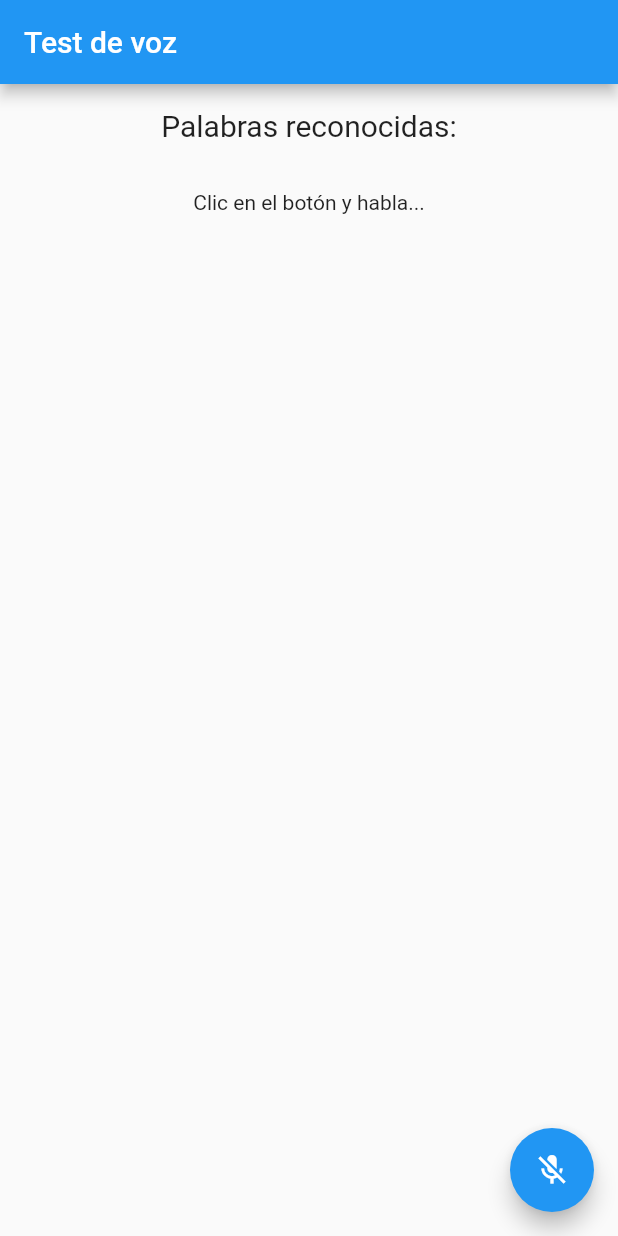
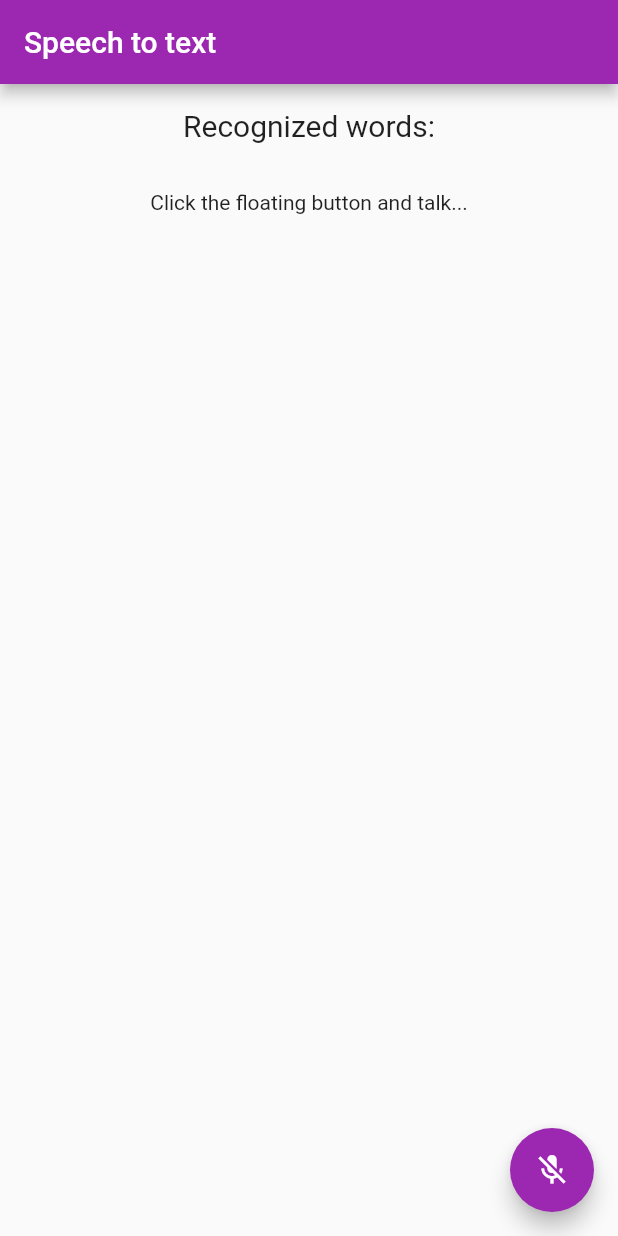
Before and after one commit to JoseGaldamez/speech_to_text_flutter, a Flutter app: the screen it shows after launch, on a phone screen of 412 x 824 dp. Run offline on Flutter 3.47's test engine with Material 2 defaults, Android fonts, the light colour scheme and no system bars; our stand-ins replace speech_to_text.

Commit message:
Modularizing a little

```diff
--- a/lib/main.dart
+++ b/lib/main.dart
@@ -1,6 +1,5 @@
+import 'package:audiototext/pages/homepage.dart';
 import 'package:flutter/material.dart';
-import 'package:speech_to_text/speech_recognition_result.dart';
-import 'package:speech_to_text/speech_to_text.dart';
 
 void main() {
   runApp(const MyApp());
@@ -11,104 +10,13 @@ class MyApp extends StatelessWidget {
 
   @override
   Widget build(BuildContext context) {
-    return const MaterialApp(
-      title: 'Prueba de reconocimiento de voz',
-      home: MyHomePage(),
+    return MaterialApp(
+      debugShowCheckedModeBanner: false,
+      theme: ThemeData(
+        primarySwatch: Colors.purple,
+      ),
+      title: 'Speech to Text',
+      home: const MyHomePage(),
     );
   }
 }
-
-class MyHomePage extends StatefulWidget {
-  const MyHomePage({Key? key}) : super(key: key);
-
-  @override
-  _MyHomePageState createState() => _MyHomePageState();
-}
-
-class _MyHomePageState extends State<MyHomePage> {
-  final SpeechToText _speechToText = SpeechToText();
-  bool _speechEnabled = false;
-  String _lastWords = '';
-
-  @override
-  void initState() {
-    super.initState();
-    _initSpeech();
-  }
-
-  /// This has to happen only once per app
-  void _initSpeech() async {
-    _speechEnabled = await _speechToText.initialize();
-    setState(() {});
-  }
-
-  /// Each time to start a speech recognition session
-  void _startListening() async {
-    await _speechToText.listen(onResult: _onSpeechResult);
-    setState(() {});
-  }
-
-  /// Manually stop the active speech recognition session
-  /// Note that there are also timeouts that each platform enforces
-  /// and the SpeechToText plugin supports setting timeouts on the
-  /// listen method.
-  void _stopListening() async {
-    await _speechToText.stop();
-    setState(() {});
-  }
-
-  /// This is the callback that the SpeechToText plugin calls when
-  /// the platform returns recognized words.
-  void _onSpeechResult(SpeechRecognitionResult result) {
-    setState(() {
-      _lastWords = result.recognizedWords;
-    });
-  }
-
-  @override
-  Widget build(BuildContext context) {
-    return Scaffold(
-      appBar: AppBar(
-        title: const Text('Test de voz'),
-      ),
-      body: Center(
-        child: Column(
-          mainAxisAlignment: MainAxisAlignment.center,
-          children: <Widget>[
-            Container(
-              padding: const EdgeInsets.all(16),
-              child: const Text(
-                'Palabras reconocidas:',
-                style: TextStyle(fontSize: 20.0),
-              ),
-            ),
-            Expanded(
-              child: Container(
-                padding: const EdgeInsets.all(16),
-                child: Text(
-                  // If listening is active show the recognized words
-                  _speechToText.isListening
-                      ? _lastWords
-                      // If listening isn't active but could be tell the user
-                      // how to start it, otherwise indicate that speech
-                      // recognition is not yet ready or not supported on
-                      // the target device
-                      : _speechEnabled
-                          ? 'Clic en el botón y habla...'
-                          : 'No disponible',
-                ),
-              ),
-            ),
-          ],
-        ),
-      ),
-      floatingActionButton: FloatingActionButton(
-        onPressed:
-            // If not yet listening for speech start, otherwise stop
-            _speechToText.isNotListening ? _startListening : _stopListening,
-        tooltip: 'Escuchando',
-        child: Icon(_speechToText.isNotListening ? Icons.mic_off : Icons.mic),
-      ),
-    );
-  }
-}
--- /dev/null
+++ b/lib/pages/homepage.dart
@@ -0,0 +1,71 @@
+import 'package:flutter/material.dart';
+import 'package:speech_to_text/speech_to_text.dart';
+import 'package:speech_to_text/speech_recognition_result.dart';
+// my own imports
+import 'package:audiototext/widgets/button_microphone.dart';
+import 'package:audiototext/widgets/container_text.dart';
+import 'package:audiototext/widgets/container_title.dart';
+
+class MyHomePage extends StatefulWidget {
+  const MyHomePage({Key? key}) : super(key: key);
+
+  @override
+  _MyHomePageState createState() => _MyHomePageState();
+}
+
+class _MyHomePageState extends State<MyHomePage> {
+  final SpeechToText _speechToText = SpeechToText();
+  bool _speechEnabled = false;
+  String _lastWords = '';
+
+  @override
+  void initState() {
+    super.initState();
+    _initSpeech();
+  }
+
+  void _initSpeech() async {
+    _speechEnabled = await _speechToText.initialize();
+    setState(() {});
+  }
+
+  void _startListening() async {
+    await _speechToText.listen(onResult: _onSpeechResult);
+    setState(() {});
+  }
+
+  void _stopListening() async {
+    await _speechToText.stop();
+    setState(() {});
+  }
+
+  void _onSpeechResult(SpeechRecognitionResult result) {
+    setState(() {
+      _lastWords = result.recognizedWords;
+    });
+  }
+
+  @override
+  Widget build(BuildContext context) {
+    return Scaffold(
+        appBar: AppBar(
+          title: const Text('Speech to text'),
+        ),
+        body: Center(
+          child: Column(
+            mainAxisAlignment: MainAxisAlignment.center,
+            children: <Widget>[
+              const ContainerTitle(),
+              ContainerText(
+                  speechToText: _speechToText,
+                  lastWords: _lastWords,
+                  speechEnabled: _speechEnabled),
+            ],
+          ),
+        ),
+        floatingActionButton: ButtonMicrophone(
+            isNotListening: _speechToText.isNotListening,
+            startListening: _startListening,
+            stopListening: _stopListening));
+  }
+}
--- /dev/null
+++ b/lib/widgets/button_microphone.dart
@@ -0,0 +1,27 @@
+import 'package:flutter/material.dart';
+
+class ButtonMicrophone extends StatefulWidget {
+  final bool isNotListening;
+  final void Function()? startListening;
+  final void Function()? stopListening;
+  const ButtonMicrophone(
+      {Key? key,
+      required this.isNotListening,
+      required this.startListening,
+      required this.stopListening})
+      : super(key: key);
+  @override
+  State<ButtonMicrophone> createState() => _ButtonMicrophoneState();
+}
+
+class _ButtonMicrophoneState extends State<ButtonMicrophone> {
+  @override
+  Widget build(BuildContext context) {
+    return FloatingActionButton(
+      onPressed:
+          widget.isNotListening ? widget.startListening : widget.stopListening,
+      tooltip: 'Escuchando',
+      child: Icon(widget.isNotListening ? Icons.mic_off : Icons.mic),
+    );
+  }
+}
--- /dev/null
+++ b/lib/widgets/container_text.dart
@@ -0,0 +1,34 @@
+import 'package:flutter/material.dart';
+import 'package:speech_to_text/speech_to_text.dart';
+
+class ContainerText extends StatelessWidget {
+  const ContainerText({
+    Key? key,
+    required SpeechToText speechToText,
+    required String lastWords,
+    required bool speechEnabled,
+  })  : _speechToText = speechToText,
+        _lastWords = lastWords,
+        _speechEnabled = speechEnabled,
+        super(key: key);
+
+  final SpeechToText _speechToText;
+  final String _lastWords;
+  final bool _speechEnabled;
+
+  @override
+  Widget build(BuildContext context) {
+    return Expanded(
+      child: Container(
+        padding: const EdgeInsets.all(16),
+        child: Text(
+          _speechToText.isListening
+              ? _lastWords
+              : _speechEnabled
+                  ? 'Click the floating button and talk...'
+                  : 'No available',
+        ),
+      ),
+    );
+  }
+}
--- /dev/null
+++ b/lib/widgets/container_title.dart
@@ -0,0 +1,18 @@
+import 'package:flutter/material.dart';
+
+class ContainerTitle extends StatelessWidget {
+  const ContainerTitle({
+    Key? key,
+  }) : super(key: key);
+
+  @override
+  Widget build(BuildContext context) {
+    return Container(
+      padding: const EdgeInsets.all(16),
+      child: const Text(
+        'Recognized words:',
+        style: TextStyle(fontSize: 20.0),
+      ),
+    );
+  }
+}
```
